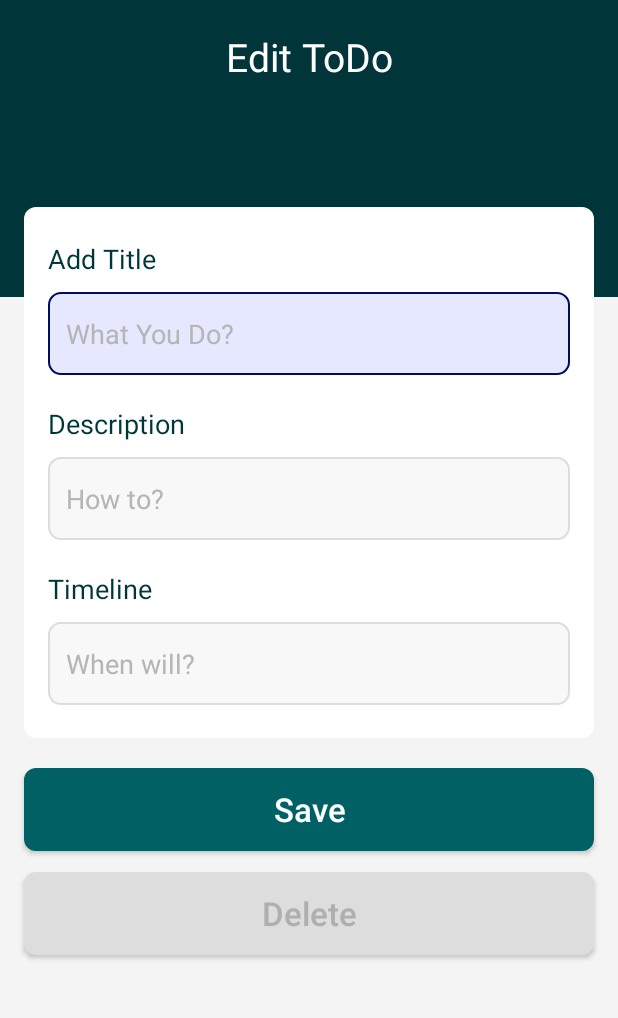
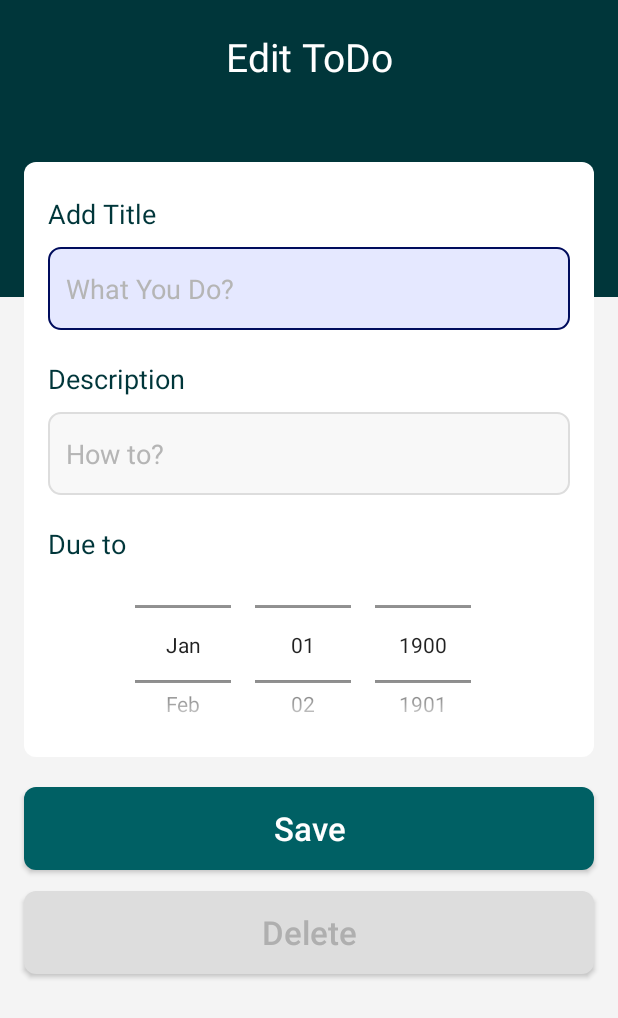
Before and after one commit to dbatsky/Team3_ToDo, an Android app: the EditToDoActivity screen opened directly, with no data from a screen before it, on a phone screen of 412 x 824 dp. Shown: the top 1018 px of the screen. Run offline under Robolectric (Android 15) with nearby library versions, the phone set to English and light mode, and no system bars; our stand-ins replace Firebase (no records; nobody signed in at launch, a user with empty details on screens opened directly); 4 statements that could not run were skipped.

Commit message:
Date sorting and Date picker implemented

```diff
--- a/app/src/main/java/com/example/team3_todo/EditToDoActivity.java
+++ b/app/src/main/java/com/example/team3_todo/EditToDoActivity.java
@@ -7,6 +7,7 @@ import android.content.Intent;
 import android.os.Bundle;
 import android.view.View;
 import android.widget.Button;
+import android.widget.DatePicker;
 import android.widget.EditText;
 import android.widget.Toast;
 
@@ -18,11 +19,19 @@ import com.google.firebase.database.DatabaseReference;
 import com.google.firebase.database.FirebaseDatabase;
 import com.google.firebase.database.ValueEventListener;
 
+import java.text.DateFormat;
+import java.text.ParseException;
+import java.text.SimpleDateFormat;
+import java.util.Date;
+import java.util.Locale;
+
 public class EditToDoActivity extends AppCompatActivity {
 
-    EditText title, description, date;
+    EditText title, description;
     Button btnSave, btnDelete;
     DatabaseReference reference;
+    Date labelDay, labelMonth, labelYear;
+    DatePicker picker;
 
     @Override
     protected void onCreate(Bundle savedInstanceState) {
@@ -31,14 +40,27 @@ public class EditToDoActivity extends AppCompatActivity {
 
         title = findViewById(R.id.title);
         description = findViewById(R.id.description);
-        date = findViewById(R.id.date);
 
         btnSave = findViewById(R.id.btnSave);
         btnDelete = findViewById(R.id.btnDelete);
 
         title.setText(getIntent().getStringExtra("title"));
         description.setText(getIntent().getStringExtra("description"));
-        date.setText(getIntent().getStringExtra("date"));
+
+        picker = findViewById(R.id.datePicker);
+
+        String[] split = getIntent().getStringExtra("date").split(", ");
+        int day = Integer.valueOf(split[0]);
+        int month = Integer.valueOf(split[1]);
+        int year = Integer.valueOf(split[2]);
+
+        picker.init(year, month - 1, day, new DatePicker.OnDateChangedListener() {
+            @Override
+            public void onDateChanged(DatePicker view, int year, int monthOfYear,int dayOfMonth) {
+                // Notify the user.
+
+            }
+        });
 
         final String key = getIntent().getStringExtra("key");
 
@@ -55,7 +77,7 @@ public class EditToDoActivity extends AppCompatActivity {
 
                         dataSnapshot.getRef().child("title").setValue(title.getText().toString());
                         dataSnapshot.getRef().child("description").setValue(description.getText().toString());
-                        dataSnapshot.getRef().child("date").setValue(date.getText().toString());
+                        dataSnapshot.getRef().child("date").setValue(picker.getDayOfMonth() + ", " + (picker.getMonth() + 1) + ", " + picker.getYear());
                         dataSnapshot.getRef().child("key").setValue(key);
 
                         Toast.makeText(getApplicationContext(), "Saved", Toast.LENGTH_SHORT).show();
--- a/app/src/main/java/com/example/team3_todo/MainActivity.java
+++ b/app/src/main/java/com/example/team3_todo/MainActivity.java
@@ -19,6 +19,8 @@ import com.google.firebase.database.FirebaseDatabase;
 import com.google.firebase.database.ValueEventListener;
 
 import java.util.ArrayList;
+import java.util.Collections;
+import java.util.Comparator;
 
 public class MainActivity extends AppCompatActivity {
 
@@ -42,9 +44,7 @@ public class MainActivity extends AppCompatActivity {
         btnAddNew.setOnClickListener(new View.OnClickListener() {
             @Override
             public void onClick(View v) {
-                Integer getKey = todosAdapter.getItemCount();
                 Intent a = new Intent(MainActivity.this, NewToDoActivity.class);
-                a.putExtra("key", getKey);
                 startActivity(a);
             }
         });
@@ -57,7 +57,7 @@ public class MainActivity extends AppCompatActivity {
 
         // Retrieve data from Firebase
         reference = FirebaseDatabase.getInstance().getReference().child("Team3ToDo");
-        reference.addValueEventListener(new ValueEventListener() {
+        reference.addListenerForSingleValueEvent(new ValueEventListener() {
             @Override
             public void onDataChange(@NonNull DataSnapshot dataSnapshot) {
                 for(DataSnapshot dataSnapshot1: dataSnapshot.getChildren())
--- a/app/src/main/res/layout/activity_edit_to_do.xml
+++ b/app/src/main/res/layout/activity_edit_to_do.xml
@@ -32,12 +32,11 @@
     <LinearLayout
         android:layout_marginLeft="16dp"
         android:layout_marginRight="16dp"
-        android:layout_marginTop="-60dp"
+        android:layout_marginTop="-90dp"
         android:layout_width="match_parent"
         android:layout_height="wrap_content"
         android:background="@drawable/bgtodo"
         android:orientation="vertical"
-        android:paddingBottom="22dp"
         android:paddingTop="22dp">
 
         <LinearLayout
@@ -112,22 +111,18 @@
                 android:id="@+id/adddate"
                 android:textSize="18sp"
                 android:textColor="@color/colorPrimaryDark"
-                android:text="Timeline"
+                android:text="Due to"
                 android:layout_marginBottom="10dp"
                 android:layout_width="match_parent"
                 android:layout_height="wrap_content" />
 
-            <EditText
-                android:id="@+id/date"
-                android:inputType="text"
-                android:background="@drawable/bginputtask"
-                android:paddingStart="12dp"
-                android:textColorHint="#B5B5B5"
-                android:textColor="@color/colorPrimaryDark"
-                android:hint="When will?"
-                android:maxLength="10"
+            <DatePicker
+                android:id="@+id/datePicker"
+                android:layout_marginTop="-30dp"
                 android:layout_width="match_parent"
-                android:layout_height="55dp" />
+                android:layout_height="150dp"
+                android:datePickerMode="spinner"
+                android:calendarViewShown="false"/>
         </LinearLayout>
     </LinearLayout>
 
--- a/app/src/main/res/layout/activity_main.xml
+++ b/app/src/main/res/layout/activity_main.xml
@@ -22,7 +22,7 @@
             android:layout_height="80dp">
 
             <LinearLayout
-                android:layout_marginStart="16dp"
+                android:layout_marginStart="20dp"
                 android:orientation="vertical"
                 android:layout_width="wrap_content"
                 android:layout_height="wrap_content">
```
Also changed, not shown: app/src/main/java/com/example/team3_todo/NewToDoActivity.java (+6 -14 lines), app/src/main/java/com/example/team3_todo/todos.java (+10 -6 lines), app/src/main/java/com/example/team3_todo/todosAdapter.java (+35 -3 lines), app/src/main/res/layout/activity_new_to_do.xml (+8 -13 lines).
